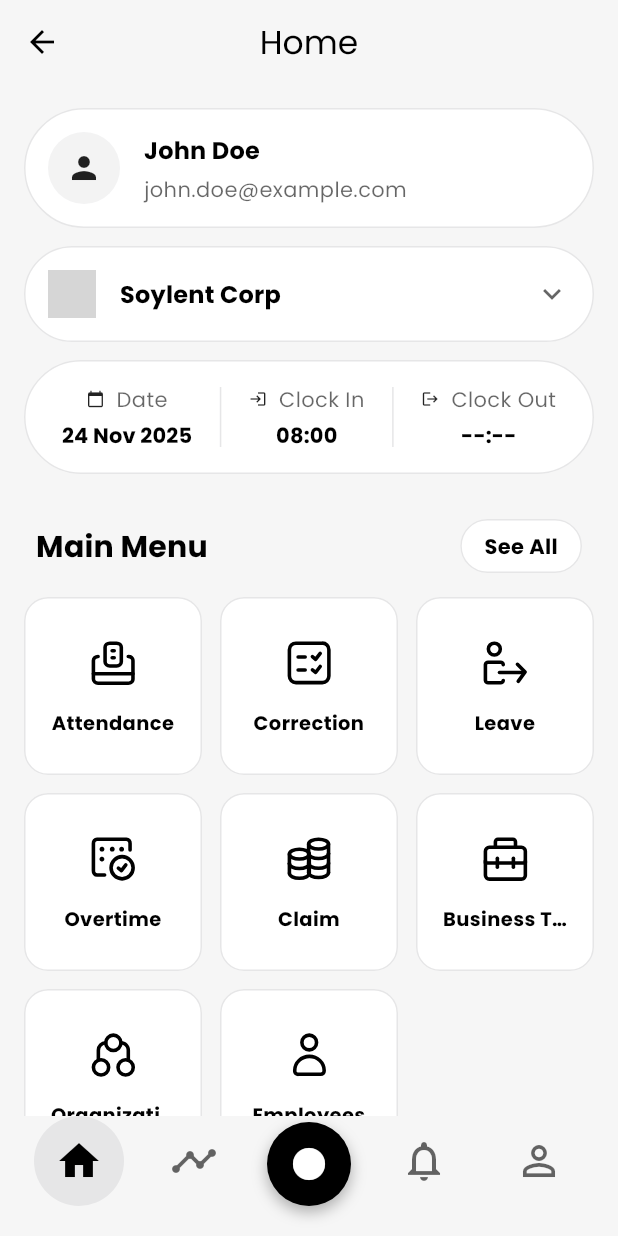
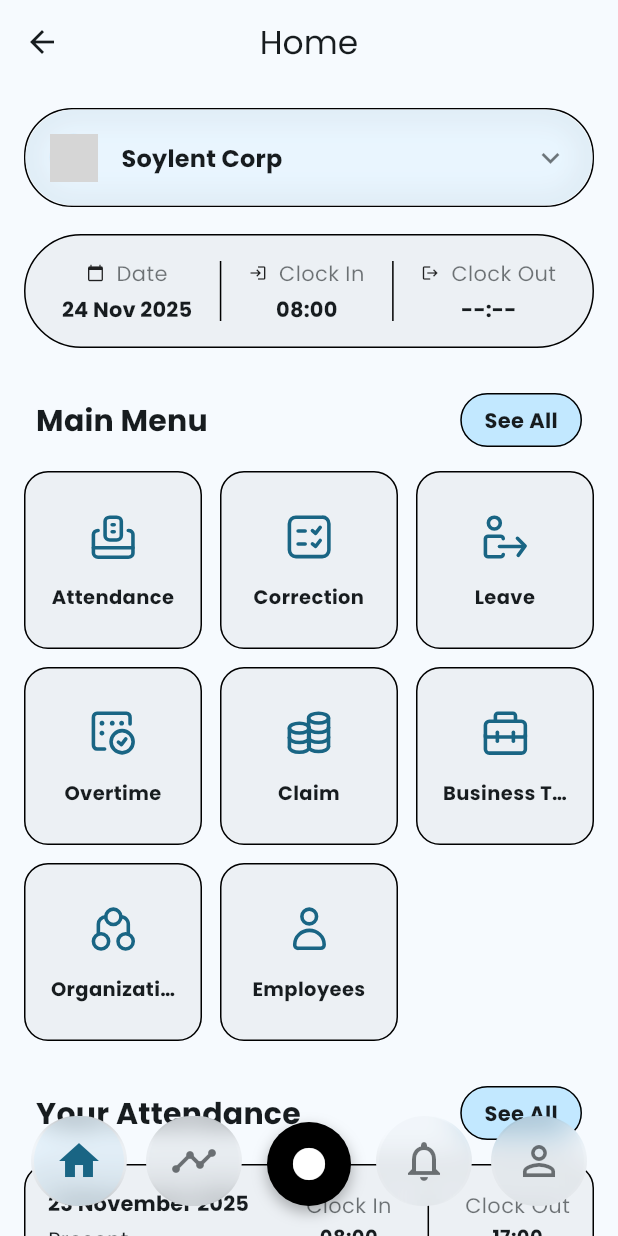
Before and after one commit to guizot/hris_app, a Flutter app: the HomePage screen opened by its route, on a phone screen of 412 x 824 dp. Run offline on Flutter 3.47's test engine with Material 3 defaults, Android fonts, the phone set to English and light mode, and no system bars; our stand-ins replace flutter_svg, get_it, hive, hive_flutter, image_picker, palette_generator and 1 more; accounts and stored records are empty; network calls fail; grey boxes are pictures that could not be loaded.

Commit message:
feat: Integrate palette_generator for dynamic company color theming and update theme management

```diff
--- a/lib/presentation/pages/home.dart
+++ b/lib/presentation/pages/home.dart
@@ -1,3 +1,5 @@
+import 'dart:ui' as ui;
+
 import 'package:flutter/material.dart';
 
 import 'home_tab.dart';
@@ -21,6 +23,7 @@
     final isDarkMode = Theme.of(context).brightness == Brightness.dark;
 
     return Scaffold(
+      extendBody: true,
         appBar: AppBar(
           title: Text(titlePage),
           backgroundColor: Theme.of(context).colorScheme.surface,
@@ -35,7 +38,7 @@
             Container(
               height: 80,
               decoration: BoxDecoration(
-                color: Theme.of(context).colorScheme.surface,
+                color: Colors.transparent,
               ),
               alignment: Alignment.center,
               padding: const EdgeInsets.only(bottom: 20, left: 8, right: 8),
@@ -155,24 +158,34 @@
     required bool isSelected,
     required VoidCallback onTap,
   }) {
+    final neutralColor = Theme.of(context).colorScheme.surfaceVariant.withOpacity(0.2);
+    final accentColor = Theme.of(context).colorScheme.primaryContainer.withOpacity(0.25);
+    final bgColor = isSelected ? accentColor : neutralColor;
+    final iconColor = isSelected
+      ? Theme.of(context).colorScheme.primary
+      : Theme.of(context).colorScheme.onSurface.withValues(alpha: 0.6);
+    final useIcon = isSelected ? selectedIcon : icon;
+
     return InkWell(
       onTap: onTap,
       borderRadius: BorderRadius.circular(32),
+      child: ClipRRect(
+        borderRadius: BorderRadius.circular(32),
+        child: BackdropFilter(
+          filter: ui.ImageFilter.blur(sigmaX: 10, sigmaY: 10),
           child: Container(
             width: 64,
             height: 64,
             decoration: BoxDecoration(
               shape: BoxShape.circle,
-          color: isSelected
-            ? Theme.of(context).colorScheme.shadow
-            : Colors.transparent,
+              color: bgColor,
             ),
             child: Icon(
-          isSelected ? selectedIcon : icon,
+              useIcon,
               size: 32,
-          color: isSelected
-            ? Theme.of(context).colorScheme.primary
-            : Theme.of(context).colorScheme.onSurface.withValues(alpha: 0.6),
+              color: iconColor,
+            ),
+          ),
         ),
       ),
     );
--- a/lib/presentation/pages/home_tab.dart
+++ b/lib/presentation/pages/home_tab.dart
@@ -1,5 +1,9 @@
+import 'dart:ui' as ui;
 import 'package:flutter/material.dart';
 import 'package:flutter_svg/flutter_svg.dart';
+import 'package:palette_generator/palette_generator.dart';
+import 'package:provider/provider.dart';
+import 'package:hantera/presentation/core/service/theme_service.dart'; // adjust path if needed
 
 class HomeTab extends StatefulWidget {
   const HomeTab({super.key});
@@ -13,6 +17,8 @@
       "name": "Soylent Corp",
       "logo": "https://ui-avatars.com/api/?name=Soylent+Corp&background=random"
     };
+
+  Color? _companyBgColor;
 
   final List<Map<String, String>> _companies = [
     {
@@ -81,18 +87,46 @@
   ];
 
   @override
+  void initState() {
+    super.initState();
+    WidgetsBinding.instance.addPostFrameCallback((_) => _loadCompanyColor());
+  }
+
+  Future<void> _loadCompanyColor() async {
+    try {
+      final palette = await PaletteGenerator.fromImageProvider(
+        NetworkImage(_selectedCompany['logo']!),
+      );
+      if (mounted && palette.dominantColor != null) {
+        final companyColor = palette.dominantColor!.color;
+        setState(() {
+          _companyBgColor = companyColor;
+        });
+        // Update app-wide theme accent
+        final themeService = Provider.of<ThemeService>(context, listen: false);
+        final hex = '#${companyColor.value.toRadixString(16).padLeft(8, '0').substring(2).toUpperCase()}';
+        themeService.colorSeed = hex;
+      }
+    } catch (e) {
+      // Fallback silently
+    }
+  }
+
+  @override
   Widget build(BuildContext context) {
     return Container(
       color: Theme.of(context).colorScheme.surface,
-      child: SingleChildScrollView(
-        padding: const EdgeInsets.symmetric(horizontal: 16.0, vertical: 16.0),
+      child: Stack(
+        children: [
+          // Scrolling content behind
+          SingleChildScrollView(
+            padding: const EdgeInsets.symmetric(horizontal: 16.0),
             child: Column(
               crossAxisAlignment: CrossAxisAlignment.stretch,
               children: [
-            _buildUserInfo(context),
-            const SizedBox(height: 12),
-            _buildCompanySelector(context),
-            const SizedBox(height: 12),
+                const SizedBox(height: 100),
+                // _buildUserInfo(context),
+                // const SizedBox(height: 16),
                 _buildAttendanceInfo(context),
                 const SizedBox(height: 30),
                 _buildSectionHeader(
@@ -118,9 +152,18 @@
                 ),
                 const SizedBox(height: 16),
                 _buildNewEmployees(context),
-            const SizedBox(height: 30), // Bottom padding
+                const SizedBox(height: 100),
               ],
             ),
+          ),
+          // Sticky company selector only
+          Positioned(
+            top: 16.0,
+            left: 16.0,
+            right: 16.0,
+            child: _buildCompanySelector(context),
+          ),
+        ],
       ),
     );
   }
@@ -201,7 +244,7 @@
               Container(
                 padding: const EdgeInsets.all(12),
                 decoration: BoxDecoration(
-                  color: Theme.of(context).colorScheme.shadow.withValues(alpha: 0.5),
+                  color: Theme.of(context).colorScheme.primaryContainer,
                   shape: BoxShape.circle,
                 ),
                 child: const Icon(Icons.person, size: 24),
@@ -235,26 +278,36 @@
   }
 
   Widget _buildCompanySelector(BuildContext context) {
+    final bgColor = _companyBgColor ?? Theme.of(context).colorScheme.primaryContainer;
     return Material(
-      color: Theme.of(context).hoverColor,
-      shape: RoundedRectangleBorder(
+      color: Colors.transparent,
+      child: InkWell(
+        onTap: () => _showCompanyBottomSheet(context),
         borderRadius: BorderRadius.circular(32),
-        side: BorderSide(
+        child: Container(
+          decoration: BoxDecoration(
+            borderRadius: BorderRadius.circular(32),
+            border: Border.all(
               color: Theme.of(context).colorScheme.shadow,
               width: 1,
             ),
           ),
-      child: InkWell(
-        onTap: () => _showCompanyBottomSheet(context),
+          child: ClipRRect(
             borderRadius: BorderRadius.circular(32),
+            child: BackdropFilter(
+              filter: ui.ImageFilter.blur(sigmaX: 10, sigmaY: 10),
               child: Container(
                 padding: const EdgeInsets.all(16),
+                decoration: BoxDecoration(
+                  borderRadius: BorderRadius.circular(32),
+                  color: bgColor.withOpacity(0.25),
+                ),
                 child: Row(
                   children: [
                     CircleAvatar(
                       radius: 16,
+                      backgroundColor: bgColor.withOpacity(0.5),
                       backgroundImage: NetworkImage(_selectedCompany['logo']!),
-                backgroundColor: Colors.transparent,
                     ),
                     const SizedBox(width: 16),
                     Expanded(
@@ -270,6 +323,9 @@
                       color: Theme.of(context).colorScheme.onSurface.withValues(alpha: 0.6),
                     ),
                   ],
+                ),
+              ),
+            ),
           ),
         ),
       ),
@@ -303,6 +359,7 @@
                           setState(() {
                             _selectedCompany = company;
                           });
+                          _loadCompanyColor();
                           Navigator.pop(context);
                         },
                         borderRadius: BorderRadius.circular(32),
@@ -357,6 +414,7 @@
 
   Widget _buildFeatureGrid(BuildContext context) {
     return GridView.builder(
+      padding: EdgeInsets.zero, // This removes the bottom gap
       shrinkWrap: true,
       physics: const NeverScrollableScrollPhysics(),
       gridDelegate: const SliverGridDelegateWithFixedCrossAxisCount(
@@ -485,7 +543,7 @@
           ),
           if (onSeeAll != null)
             Material(
-              color: Theme.of(context).hoverColor,
+              color: Theme.of(context).colorScheme.primaryContainer,
               shape: RoundedRectangleBorder(
                 borderRadius: BorderRadius.circular(48),
                 side: BorderSide(
@@ -564,7 +622,7 @@
                     Container(
                       padding: const EdgeInsets.all(12),
                       decoration: BoxDecoration(
-                        color: Theme.of(context).colorScheme.shadow.withValues(alpha: 0.5),
+                        color: Theme.of(context).colorScheme.primaryContainer,
                         shape: BoxShape.circle,
                       ),
                       child: const Icon(Icons.person, size: 30),
--- a/pubspec.yaml
+++ b/pubspec.yaml
@@ -75,6 +75,7 @@
   image: ^4.5.4
 
   flutter_staggered_grid_view: ^0.7.0
+  palette_generator: ^0.3.3+7
 
 dev_dependencies:
   flutter_test:
```
Also changed, not shown: lib/main.dart (+3 -58 lines), lib/presentation/core/service/theme_service.dart (+3 -6 lines), pubspec.lock. Lines whose indentation alone changed are shown as unchanged.
